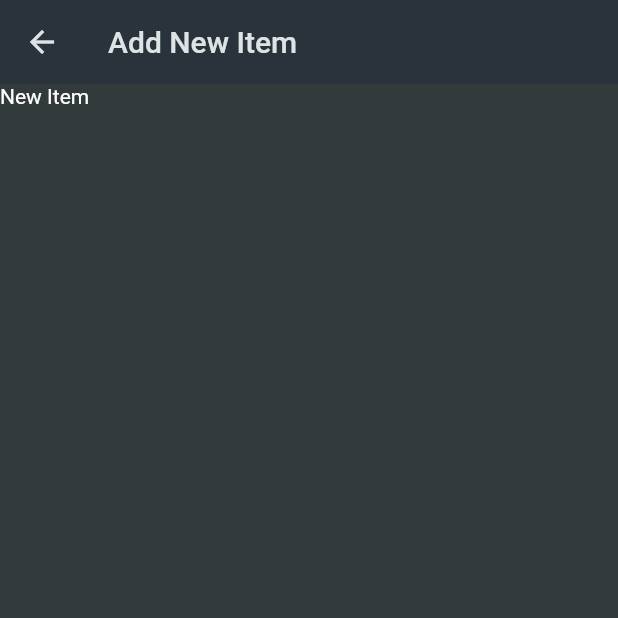
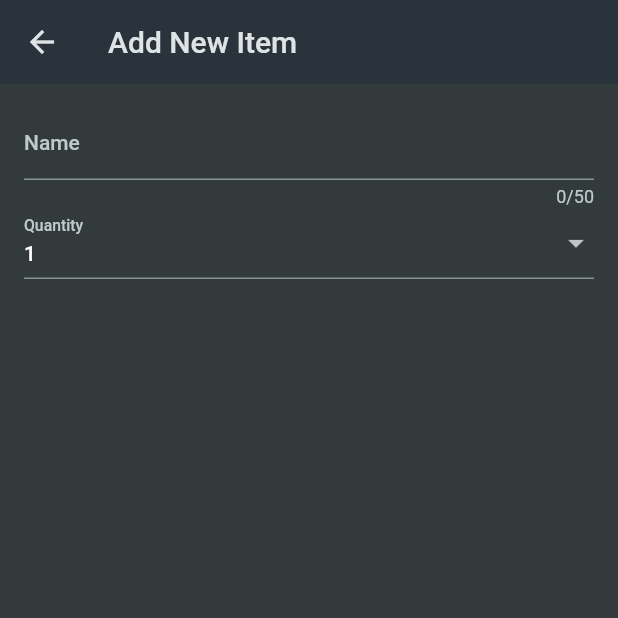
Before and after one commit to Abd-UlRahman-Khalid/shopping_list_app, a Flutter app: the NewItem screen opened directly, on a phone screen of 412 x 824 dp, the top half of it. Run offline on Flutter 3.47's test engine with Material 2 defaults, Android fonts, the phone set to English and light mode, and no system bars.

Commit message:
Adding Form

```diff
--- a/lib/widgets/new_item.dart
+++ b/lib/widgets/new_item.dart
@@ -1,5 +1,7 @@
 import 'package:flutter/cupertino.dart';
 import 'package:flutter/material.dart';
+import 'package:shopping_list_app/data/categories.dart';
+import 'package:shopping_list_app/model/categories.dart';
 
 class NewItem extends StatefulWidget{
   NewItem({super.key});
@@ -17,7 +19,49 @@ class _StateNewItem extends State<NewItem>{
     return Scaffold(
       appBar: AppBar(actions: [],
       title: Text('Add New Item'),),
-      body: Text('New Item'),
+      body: Padding(
+        padding: EdgeInsets.all(16),
+        child: Form(child: Column(
+          children: [
+            TextFormField(
+              maxLength: 50,
+              decoration: const InputDecoration(
+                label: Text('Name'),
+              ),
+              validator: (vale){return 'Demo...';},
+            ),
+            Row(
+              children: [
+                Expanded(
+                  child: TextFormField(
+                    initialValue: '1',
+                    decoration: const InputDecoration(
+                      label: Text('Quantity'),
+                    ),
+                  ),
+                ),
+                Expanded(
+                  child: DropdownButtonFormField(items: [
+                    for (final category in categories.entries)//entries change the map into List
+                    DropdownMenuItem(
+                      value: category.value,
+                      child: Row(
+                      children: [
+                        Container(
+                          width: 6,
+                          height: 6,
+                          color: category.value.color,
+                        ),
+                        SizedBox(width: 6,),
+                        Text(category.value.title)
+                      ],
+                    ))
+                  ], onChanged: (value){}),
+                )
+              ],
+            )
+          ],
+        )),),
     );
   }
 }
```
